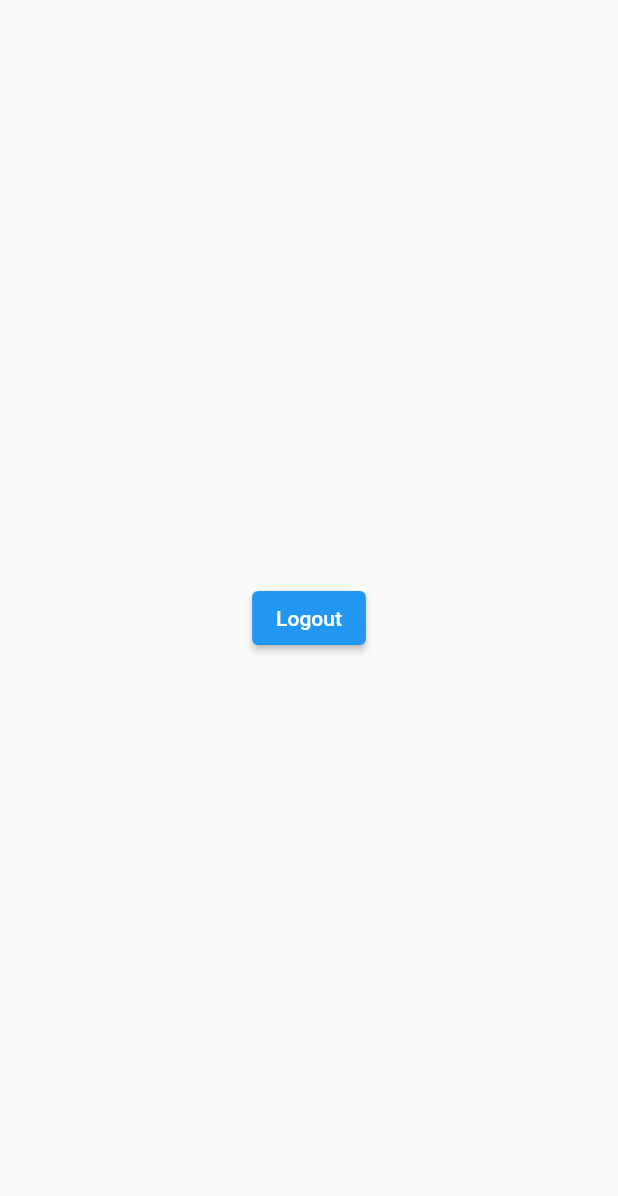
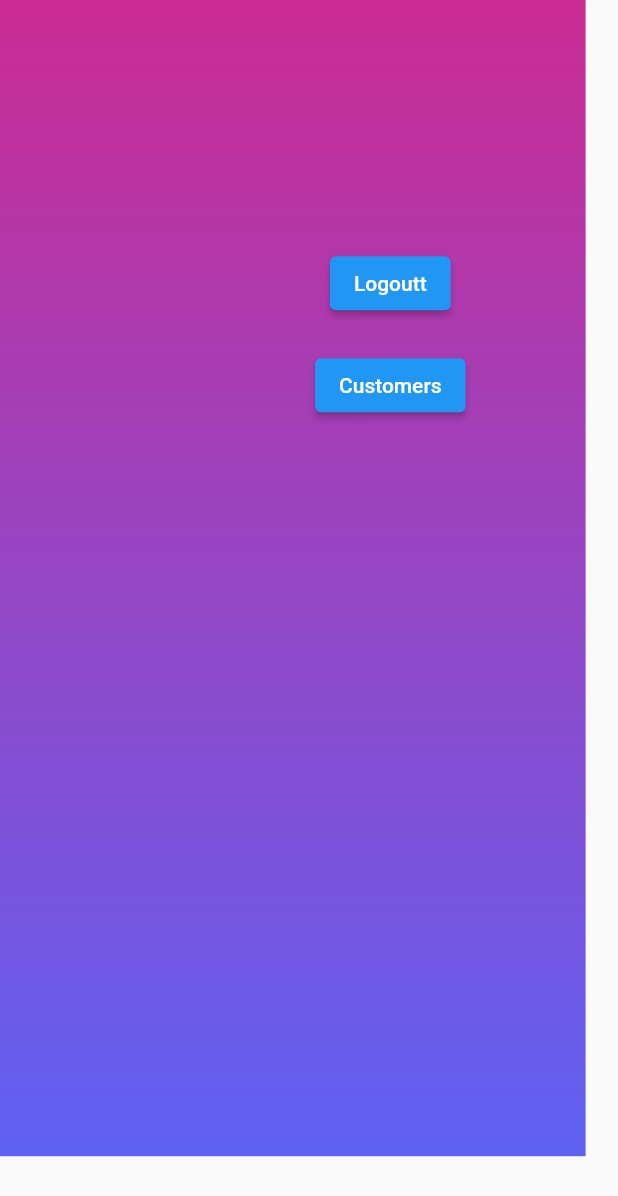
Before and after one commit to yobra254/Discount, a Flutter app: the HomeScreen screen opened directly, on a phone screen of 412 x 824 dp. Shown: the top 1196 px of the screen. Run offline on Flutter 3.47's test engine with Material 2 defaults, Android fonts, the light colour scheme and no system bars; our stand-ins replace firebase_auth, firebase_core; missing offline and left inert: quickeydb; accounts and stored records are empty.

Commit message:
Adding CRUD Customer

```diff
--- a/lib/screen/home_screen.dart
+++ b/lib/screen/home_screen.dart
@@ -1,6 +1,13 @@
 import 'package:discount/screen/signin_screen.dart';
+import 'package:discount/utils/color_utils.dart';
 import 'package:firebase_auth/firebase_auth.dart';
 import 'package:flutter/material.dart';
+import 'package:quickeydb/quickeydb.dart';
+import 'package:discount/utils/imports.dart';
+
+import '../model/customers.dart';
+//import 'package:discount/model/customers.dart';
+import 'customer.dart';
 
 class HomeScreen extends StatefulWidget {
   const HomeScreen({super.key});
@@ -10,20 +17,82 @@ class HomeScreen extends StatefulWidget {
 }
 
 class _HomeScreenState extends State<HomeScreen> {
+  Future<void> createData() async {
+    QuickeyDB.getInstance!<CustomersSchema>()!.create(
+      Customers(
+          id: 1, fname: '', lname: '', company: '', created_at: DateTime.now()),
+    );
+  }
+
+  @override
+  void initState() {
+    // TODO: implement initState
+    super.initState();
+    createData();
+  }
+
   @override
   Widget build(BuildContext context) {
     return Scaffold(
-        body: Center(
-      child: ElevatedButton(
-        child: Text("Logout"),
+      body: Container(
+        decoration: BoxDecoration(
+          gradient: LinearGradient(colors: [
+            hexStringToColor("CB2B93"),
+            hexStringToColor("9546C4"),
+            hexStringToColor("5E61F4"),
+          ], begin: Alignment.topCenter, end: Alignment.bottomCenter),
+        ),
+        child: SingleChildScrollView(
+          child: Padding(
+            padding: EdgeInsets.fromLTRB(
+                210, MediaQuery.of(context).size.height * 0.2, 80, 490),
+            child: Column(
+              children: <Widget>[
+                ElevatedButton(
                   onPressed: () {
                     FirebaseAuth.instance.signOut().then((value) {
                       print("Signed Out");
-            Navigator.push(context,
-                MaterialPageRoute(builder: (context) => SignInScreen()));
+                      Navigator.push(
+                          context,
+                          MaterialPageRoute(
+                            builder: (context) => SignInScreen(),
+                          ));
                     });
                   },
+                  child: const Text("Logoutt"),
                 ),
+                const SizedBox(
+                  height: 20,
+                ),
+                ElevatedButton(
+                    onPressed: () {
+                      Navigator.push(
+                          context,
+                          MaterialPageRoute(
+                            builder: (context) => CustomersList(),
                           ));
+                    },
+                    child: const Text("Customers"))
+              ],
+            ),
+          ),
+        ),
+      ),
+    );
   }
 }
+
+
+// return Scaffold(
+//         body: Center(
+//       child: ElevatedButton(
+//         child: Text("Logout"),
+//         onPressed: () {
+//           FirebaseAuth.instance.signOut().then((value) {
+//             print("Signed Out");
+//             Navigator.push(context,
+//                 MaterialPageRoute(builder: (context) => SignInScreen()));
+//           });
+//         },
+//       ),
+//     ));
--- a/pubspec.yaml
+++ b/pubspec.yaml
@@ -37,6 +37,8 @@ dependencies:
   cupertino_icons: ^1.0.2
   firebase_core: ^2.10.0
   firebase_auth: ^4.4.2
+  quickeydb: ^1.1.0+7
+  path:
 
 dev_dependencies:
   flutter_test:
```
Also changed, not shown: lib/main.dart (+14 -0 lines), pubspec.lock, 1 other file. Lines whose indentation alone changed are shown as unchanged.
